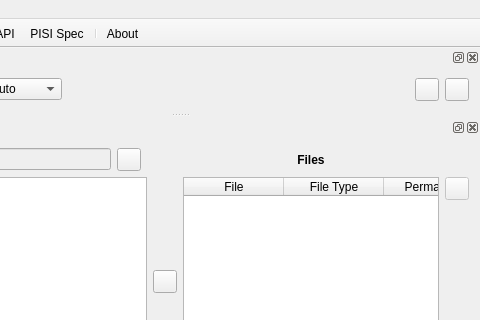
huseyinkozan/PiSiDo, file ui/mainwindow.ui: the form before one commit; both pictures show x 429 to 909 and y 0 to 320 of the 909 by 664 pixel window.
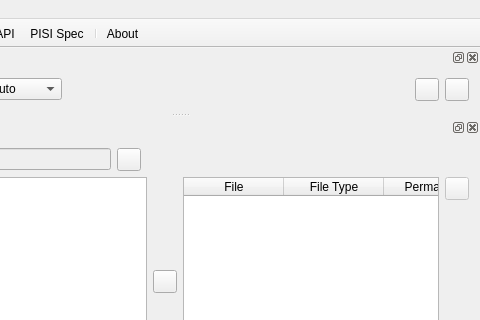
The form after the commit. Icons and pictures are not drawn.

Diff of the .ui file:
```diff
--- a/ui/mainwindow.ui
+++ b/ui/mainwindow.ui
@@ -994,7 +994,7 @@
         </font>
        </property>
        <property name="text">
-        <string>Files</string>
+        <string>&lt;Files&gt;</string>
        </property>
        <property name="alignment">
         <set>Qt::AlignCenter</set>
```
